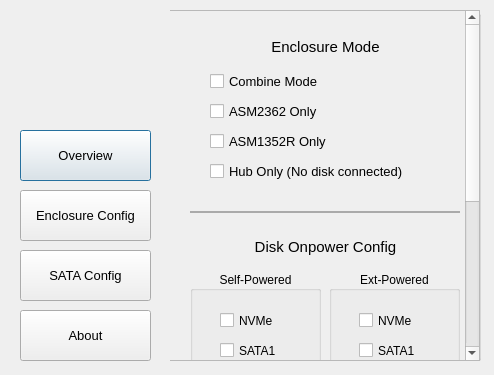
Above: ultra_enclosure_manager.ui from barryblueice/R-SODIUM-Ultra-Enclosure-Manager before the change. Below: the same form after it.
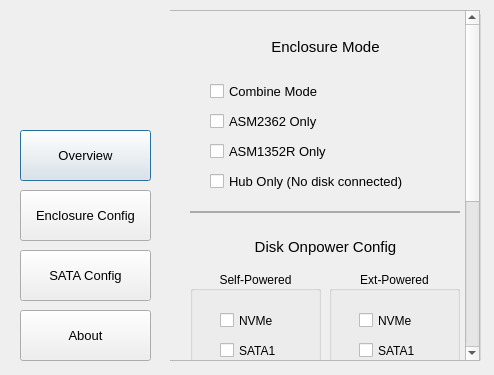
That is the form after the change. Icons and pictures are not drawn.

Commit message: 复选框添加autoexclusive以保证单选逻辑

```diff
--- a/ultra_enclosure_manager.ui
+++ b/ultra_enclosure_manager.ui
@@ -160,45 +160,6 @@
    <property name="checkable">
     <bool>false</bool>
    </property>
-   <widget class="QCheckBox" name="JBOD">
-    <property name="geometry">
-     <rect>
-      <x>40</x>
-      <y>136</y>
-      <width>111</width>
-      <height>19</height>
-     </rect>
-    </property>
-    <property name="text">
-     <string>SPAN / JBOD</string>
-    </property>
-   </widget>
-   <widget class="QCheckBox" name="R1">
-    <property name="geometry">
-     <rect>
-      <x>40</x>
-      <y>106</y>
-      <width>80</width>
-      <height>19</height>
-     </rect>
-    </property>
-    <property name="text">
-     <string>RAID 1</string>
-    </property>
-   </widget>
-   <widget class="QCheckBox" name="R0">
-    <property name="geometry">
-     <rect>
-      <x>40</x>
-      <y>76</y>
-      <width>80</width>
-      <height>19</height>
-     </rect>
-    </property>
-    <property name="text">
-     <string>RAID 0</string>
-    </property>
-   </widget>
    <widget class="QLabel" name="label">
     <property name="geometry">
      <rect>
@@ -221,25 +182,6 @@
      <set>Qt::AlignmentFlag::AlignCenter</set>
     </property>
    </widget>
-   <widget class="QCheckBox" name="PM">
-    <property name="geometry">
-     <rect>
-      <x>40</x>
-      <y>166</y>
-      <width>111</width>
-      <height>19</height>
-     </rect>
-    </property>
-    <property name="acceptDrops">
-     <bool>false</bool>
-    </property>
-    <property name="text">
-     <string>Normal</string>
-    </property>
-    <property name="checked">
-     <bool>true</bool>
-    </property>
-   </widget>
    <widget class="QPushButton" name="sata_execute">
     <property name="geometry">
      <rect>
@@ -301,6 +243,89 @@
      <string>second/s.</string>
     </property>
    </widget>
+   <widget class="QWidget" name="widget" native="true">
+    <property name="geometry">
+     <rect>
+      <x>30</x>
+      <y>70</y>
+      <width>251</width>
+      <height>131</height>
+     </rect>
+    </property>
+    <property name="autoFillBackground">
+     <bool>false</bool>
+    </property>
+    <widget class="QCheckBox" name="PM">
+     <property name="geometry">
+      <rect>
+       <x>80</x>
+       <y>100</y>
+       <width>111</width>
+       <height>19</height>
+      </rect>
+     </property>
+     <property name="acceptDrops">
+      <bool>false</bool>
+     </property>
+     <property name="text">
+      <string>Normal</string>
+     </property>
+     <property name="checked">
+      <bool>true</bool>
+     </property>
+     <property name="autoExclusive">
+      <bool>true</bool>
+     </property>
+    </widget>
+    <widget class="QCheckBox" name="JBOD">
+     <property name="geometry">
+      <rect>
+       <x>80</x>
+       <y>70</y>
+       <width>111</width>
+       <height>19</height>
+      </rect>
+     </property>
+     <property name="text">
+      <string>SPAN / JBOD</string>
+     </property>
+     <property name="autoExclusive">
+      <bool>true</bool>
+     </property>
+    </widget>
+    <widget class="QCheckBox" name="R0">
+     <property name="geometry">
+      <rect>
+       <x>80</x>
+       <y>10</y>
+       <width>80</width>
+       <height>19</height>
+      </rect>
+     </property>
+     <property name="text">
+      <string>RAID 0</string>
+     </property>
+     <property name="autoExclusive">
+      <bool>true</bool>
+     </property>
+    </widget>
+    <widget class="QCheckBox" name="R1">
+     <property name="geometry">
+      <rect>
+       <x>80</x>
+       <y>40</y>
+       <width>80</width>
+       <height>19</height>
+      </rect>
+     </property>
+     <property name="text">
+      <string>RAID 1</string>
+     </property>
+     <property name="autoExclusive">
+      <bool>true</bool>
+     </property>
+    </widget>
+   </widget>
   </widget>
   <widget class="QGroupBox" name="boxmode">
    <property name="geometry">
@@ -336,7 +361,7 @@
      <property name="geometry">
       <rect>
        <x>0</x>
-       <y>-286</y>
+       <y>0</y>
        <width>297</width>
        <height>635</height>
       </rect>
@@ -350,24 +375,6 @@
      <property name="autoFillBackground">
       <bool>true</bool>
      </property>
-     <widget class="QCheckBox" name="sataonly">
-      <property name="geometry">
-       <rect>
-        <x>40</x>
-        <y>120</y>
-        <width>231</width>
-        <height>21</height>
-       </rect>
-      </property>
-      <property name="font">
-       <font>
-        <pointsize>10</pointsize>
-       </font>
-      </property>
-      <property name="text">
-       <string>ASM1352R Only</string>
-      </property>
-     </widget>
      <widget class="QPushButton" name="boxmode_execute">
       <property name="geometry">
        <rect>
@@ -381,24 +388,6 @@
        <string>Execute</string>
       </property>
      </widget>
-     <widget class="QCheckBox" name="combinemode">
-      <property name="geometry">
-       <rect>
-        <x>40</x>
-        <y>60</y>
-        <width>231</width>
-        <height>21</height>
-       </rect>
-      </property>
-      <property name="font">
-       <font>
-        <pointsize>10</pointsize>
-       </font>
-      </property>
-      <property name="text">
-       <string>Combine Mode</string>
-      </property>
-     </widget>
      <widget class="QLabel" name="label_6">
       <property name="geometry">
        <rect>
@@ -420,42 +409,6 @@
        <set>Qt::AlignmentFlag::AlignCenter</set>
       </property>
      </widget>
-     <widget class="QCheckBox" name="hubonly">
-      <property name="geometry">
-       <rect>
-        <x>40</x>
-        <y>150</y>
-        <width>231</width>
-        <height>21</height>
-       </rect>
-      </property>
-      <property name="font">
-       <font>
-        <pointsize>10</pointsize>
-       </font>
-      </property>
-      <property name="text">
-       <string>Hub Only (No disk connected)</string>
-      </property>
-     </widget>
-     <widget class="QCheckBox" name="nvmeonly">
-      <property name="geometry">
-       <rect>
-        <x>40</x>
-        <y>90</y>
-        <width>231</width>
-        <height>21</height>
-       </rect>
-      </property>
-      <property name="font">
-       <font>
-        <pointsize>10</pointsize>
-       </font>
-      </property>
-      <property name="text">
-       <string>ASM2362 Only</string>
-      </property>
-     </widget>
      <widget class="QLabel" name="label_5">
       <property name="geometry">
        <rect>
@@ -664,6 +617,100 @@
        <string/>
       </property>
      </widget>
+     <widget class="QWidget" name="widget_2" native="true">
+      <property name="geometry">
+       <rect>
+        <x>20</x>
+        <y>60</y>
+        <width>271</width>
+        <height>131</height>
+       </rect>
+      </property>
+      <widget class="QCheckBox" name="nvmeonly">
+       <property name="geometry">
+        <rect>
+         <x>20</x>
+         <y>40</y>
+         <width>231</width>
+         <height>21</height>
+        </rect>
+       </property>
+       <property name="font">
+        <font>
+         <pointsize>10</pointsize>
+        </font>
+       </property>
+       <property name="text">
+        <string>ASM2362 Only</string>
+       </property>
+       <property name="autoExclusive">
+        <bool>true</bool>
+       </property>
+      </widget>
+      <widget class="QCheckBox" name="combinemode">
+       <property name="geometry">
+        <rect>
+         <x>20</x>
+         <y>10</y>
+         <width>231</width>
+         <height>21</height>
+        </rect>
+       </property>
+       <property name="font">
+        <font>
+         <pointsize>10</pointsize>
+        </font>
+       </property>
+       <property name="text">
+        <string>Combine Mode</string>
+       </property>
+       <property name="autoExclusive">
+        <bool>true</bool>
+       </property>
+      </widget>
+      <widget class="QCheckBox" name="hubonly">
+       <property name="geometry">
+        <rect>
+         <x>20</x>
+         <y>100</y>
+         <width>231</width>
+         <height>21</height>
+        </rect>
+       </property>
+       <property name="font">
+        <font>
+         <pointsize>10</pointsize>
+        </font>
+       </property>
+       <property name="text">
+        <string>Hub Only (No disk connected)</string>
+       </property>
+       <property name="autoExclusive">
+        <bool>true</bool>
+       </property>
+      </widget>
+      <widget class="QCheckBox" name="sataonly">
+       <property name="geometry">
+        <rect>
+         <x>20</x>
+         <y>70</y>
+         <width>231</width>
+         <height>21</height>
+        </rect>
+       </property>
+       <property name="font">
+        <font>
+         <pointsize>10</pointsize>
+        </font>
+       </property>
+       <property name="text">
+        <string>ASM1352R Only</string>
+       </property>
+       <property name="autoExclusive">
+        <bool>true</bool>
+       </property>
+      </widget>
+     </widget>
     </widget>
    </widget>
   </widget>
@@ -802,10 +849,10 @@
      </font>
     </property>
     <property name="styleSheet">
-     <string notr="true">color: rgb(0, 170, 0);</string>
+     <string notr="true">color: rgb(0, 0, 0);</string>
     </property>
     <property name="text">
-     <string>True</string>
+     <string>None</string>
     </property>
     <property name="alignment">
      <set>Qt::AlignmentFlag::AlignCenter</set>
```
Left out of the diff: 32 changed lines with no effect on the pictures. The commit also changes 1 other file.
